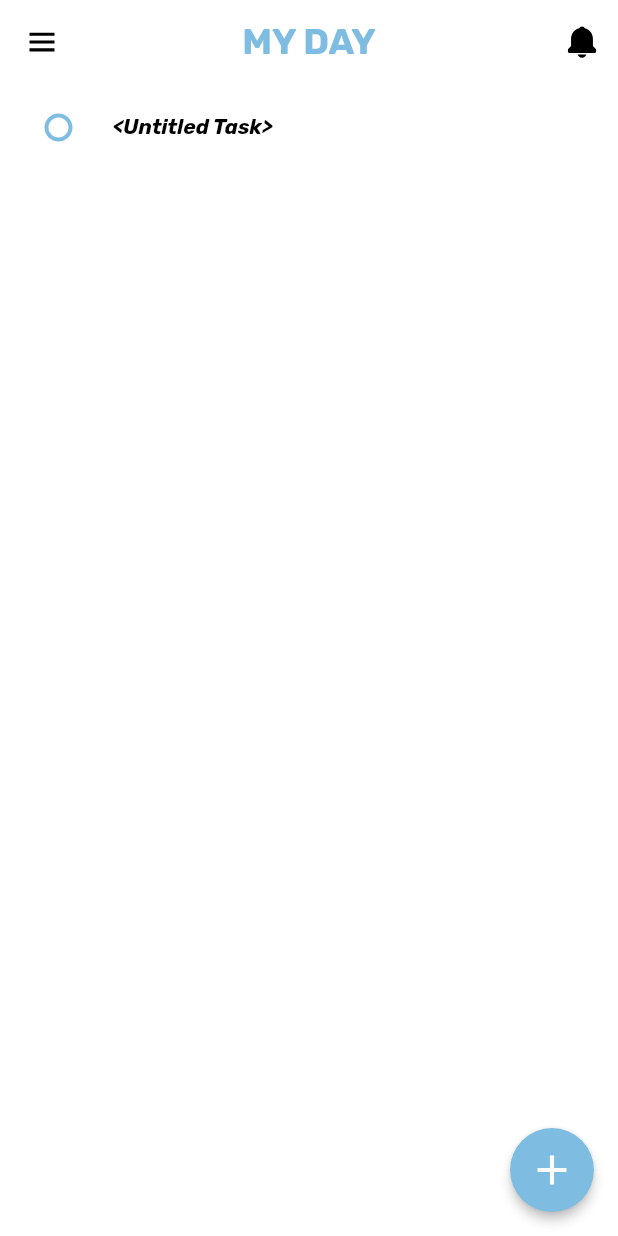
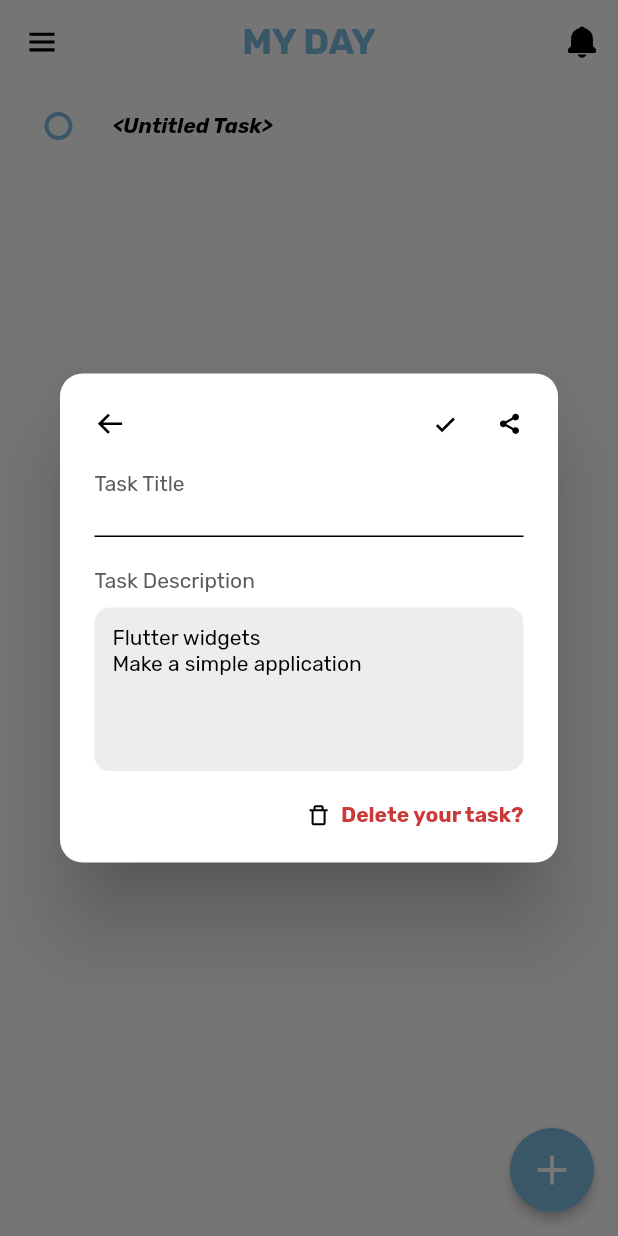
Before and after one commit to GoldyNajma/my_day, a Flutter app: the HomeScreen screen opened directly, after a tap on "<Untitled Task>", on a phone screen of 412 x 824 dp. Run offline on Flutter 3.47's test engine with Material 2 defaults, Android fonts, the phone set to English and light mode, and no system bars; our stand-ins replace firebase_core, firebase_messaging, flutter_boxicons; accounts and stored records are empty.

Commit message:
Implements drawer UI and add/edit task dialog UI

```diff
--- a/lib/common/theme.dart
+++ b/lib/common/theme.dart
@@ -3,12 +3,15 @@ import 'package:flutter/material.dart';
 import 'my_day_colors.dart';
 
 ThemeData getThemeData() => ThemeData(
+  accentColor: MyDayColors.blue,
   appBarTheme: _getAppBarTheme(),
-  accentColor: MyDayColors.blue,
   cardColor: MyDayColors.brightGrey,
   cardTheme: _getCardTheme(),
+  dialogBackgroundColor: MyDayColors.white,
+  dialogTheme: _getDialogTheme(),
   errorColor: MyDayColors.red,
   fontFamily: 'Rubik',
+  iconTheme: _getIconTheme(),
   primaryColor: MyDayColors.white,
   scaffoldBackgroundColor: MyDayColors.white,
   textSelectionTheme: _getTextSelectionTheme(),
@@ -16,8 +19,14 @@ ThemeData getThemeData() => ThemeData(
     displayColor: MyDayColors.black,
     bodyColor: MyDayColors.black,
   ),
-  dialogBackgroundColor: MyDayColors.white,
-  iconTheme: _getIconTheme(),
+);
+
+DialogTheme _getDialogTheme() => const DialogTheme(
+  backgroundColor: MyDayColors.white,
+  shape: const RoundedRectangleBorder(
+    borderRadius: const BorderRadius.all(Radius.circular(15)),
+    side: BorderSide.none,
+  ),
 );
 
 IconThemeData _getIconTheme() => const IconThemeData(
--- /dev/null
+++ b/lib/data/models/user.dart
@@ -0,0 +1,27 @@
+class User {
+  final int id;
+  final String name;
+  final String email;
+  final String? fcmToken;
+
+  User({
+    required this.id,
+    required this.name,
+    required this.email,
+    this.fcmToken,
+  });
+
+  factory User.fromJson(Map<String, dynamic> json) => User(
+    id: json['id'],
+    name: json['name'],
+    email: json['email'],
+    fcmToken: json['fcm_token'],
+  );
+
+  Map<String, dynamic> toJson() => {
+    'id': this.id,
+    'name': this.name,
+    'email': this.email,
+    'fcm_token': this.fcmToken,
+  };
+}
--- a/lib/modules/home/home_screen.dart
+++ b/lib/modules/home/home_screen.dart
@@ -3,9 +3,11 @@ import 'dart:math';
 import 'package:flutter/material.dart';
 import 'package:flutter_boxicons/flutter_boxicons.dart';
 import 'package:my_day/data/models/task.dart';
+import 'package:my_day/modules/home/widgets/drawer/my_day_drawer.dart';
 import 'package:my_day/modules/home/widgets/no_task_widget.dart';
 import 'package:my_day/utils/widgets/my_day_main_app_bar.dart';
 import 'package:my_day/utils/widgets/my_day_task_item.dart';
+import 'package:my_day/utils/widgets/task_dialog/my_day_task_dialog.dart';
 
 class HomeScreen extends StatelessWidget {
   const HomeScreen({ Key? key }) : super(key: key);
@@ -48,9 +50,18 @@ class HomeScreen extends StatelessWidget {
             )
         : ListView(
             children: unfinishedTasks.map((Task task) => InkWell(
-              onTap: (){ print('Tapped task id: ${task.id}'); },
+              onTap: () async {
+                bool? editTaskSubmitted = await showDialog<bool>(
+                  context: context,
+                  builder: (_) => MyDayTaskDialog(task: task),
+                );
+
+                if (!(editTaskSubmitted != null && editTaskSubmitted)) {
+                  print('Edit task canceled...');
+                }
+              },
               child: Padding(
-                padding: const EdgeInsets.symmetric(horizontal: 15, vertical: 5),
+                padding: const EdgeInsets.symmetric(horizontal: 15, vertical: 4),
                 child: MyDayTaskItem(
                   title: task.title,
                   checked: task.checked,
@@ -58,9 +69,19 @@ class HomeScreen extends StatelessWidget {
               ),
             )).toList()
           ),
+      drawer: const MyDayDrawer(),
       floatingActionButton: FloatingActionButton(
         elevation: 3,
-        onPressed: () {  },
+        onPressed: () async {
+          bool? newTaskSubmitted = await showDialog<bool>(
+            context: context,
+            builder: (_) => MyDayTaskDialog()
+          );
+
+          if (!(newTaskSubmitted != null && newTaskSubmitted)) {
+            print('Empty task discarded...');
+          }
+        },
         backgroundColor: themeData.accentColor,
         child: Icon(Boxicons.bx_plus,
           color: themeData.primaryColor,
--- /dev/null
+++ b/lib/modules/home/widgets/drawer/finished_task_navigation_widget.dart
@@ -0,0 +1,35 @@
+import 'package:flutter/material.dart';
+import 'package:flutter_boxicons/flutter_boxicons.dart';
+import 'package:my_day/common/my_day_colors.dart';
+
+class FinishedTaskNavigationWidget extends StatelessWidget {
+  const FinishedTaskNavigationWidget({ Key? key }) : super(key: key);
+
+  @override
+  Widget build(BuildContext context) {
+    TextTheme textTheme = Theme.of(context).textTheme;
+
+    return InkWell(
+      onTap: () { },
+      child: Column(
+        children: [
+          const SizedBox(height: 10),
+          Row(
+            children: [
+              Expanded(
+                child: Text('Finished Tasks', style: textTheme.bodyText2!.apply(
+                  color: MyDayColors.darkGrey,
+                )),
+              ),
+              const Icon(Boxicons.bx_right_arrow_alt,
+                size: 24,
+                color: MyDayColors.darkGrey,
+              ),
+            ],
+          ),
+          const SizedBox(height: 10),
+        ],
+      )
+    );
+  }
+}
--- /dev/null
+++ b/lib/modules/home/widgets/drawer/my_day_drawer.dart
@@ -0,0 +1,45 @@
+import 'package:flutter/material.dart';
+import 'package:my_day/common/my_day_colors.dart';
+import 'package:my_day/data/models/user.dart';
+
+import 'finished_task_navigation_widget.dart';
+import 'profile_widget.dart';
+import 'sign_out_button.dart';
+
+class MyDayDrawer extends StatelessWidget {
+  const MyDayDrawer({ Key? key }) : super(key: key);
+
+  User _getSampleUser() => User(
+    id: 1,
+    name: 'Goldy Najma',
+    email: 'najma.goldy354@gmail.com',
+  );
+
+  @override
+  Widget build(BuildContext context) {
+    User user = _getSampleUser();
+
+    return SafeArea(
+      child: Drawer(
+        child: Padding(
+          padding: const EdgeInsets.all(20),
+          child: Column(
+            children: <Widget>[
+              ProfileWidget(username: user.name, email: user.email),
+              const SizedBox(height: 17),
+              const Divider(color: MyDayColors.black, thickness: 1),
+              const SizedBox(height: 18),
+              const FinishedTaskNavigationWidget(),
+              Expanded(
+                child: Container(
+                  alignment: Alignment.bottomCenter,
+                  child: const SignOutButton(),
+                ),
+              ),
+            ],
+          ),
+        ),
+      ),
+    );
+  }
+}
--- /dev/null
+++ b/lib/modules/home/widgets/drawer/profile_widget.dart
@@ -0,0 +1,52 @@
+import 'package:flutter/material.dart';
+
+class ProfileWidget extends StatelessWidget {
+  final String username;
+  final String email;
+
+  const ProfileWidget({
+    Key? key,
+    required this.username,
+    required this.email,
+  }) : super(key: key);
+
+  @override
+  Widget build(BuildContext context) {
+    final double imageSize = 55;
+    TextTheme textTheme = Theme.of(context).textTheme;
+
+    return IntrinsicHeight(
+      child: Row(
+        crossAxisAlignment: CrossAxisAlignment.stretch,
+        children: <Widget>[
+          Container(
+            alignment: Alignment.center,
+            child: ClipRRect(
+              borderRadius: BorderRadius.circular(imageSize * 0.5),
+              child: Image.asset('assets/images/default_profile_image.png',
+                fit: BoxFit.cover,
+                width: imageSize,
+                height: imageSize,
+              ),
+            ),
+          ),
+          const SizedBox(width: 8),
+          Expanded(
+            child: Column(
+              mainAxisAlignment: MainAxisAlignment.center,
+              children: <Widget>[
+                Text(this.username, style: textTheme.bodyText2!.apply(
+                  fontSizeDelta: -1,
+                )),
+                const SizedBox(height: 8),
+                Text(this.email, style: textTheme.overline!.apply(
+                  fontSizeDelta: -4,
+                )),
+              ],
+            ),
+          ),
+        ],
+      ),
+    );
+  }
+}
--- /dev/null
+++ b/lib/modules/home/widgets/drawer/sign_out_button.dart
@@ -0,0 +1,24 @@
+import 'package:flutter/material.dart';
+import 'package:my_day/modules/sign_in/sign_in_screen.dart';
+import 'package:my_day/utils/widgets/my_day_rounded_button.dart';
+
+class SignOutButton extends StatelessWidget {
+  const SignOutButton({ Key? key }) : super(key: key);
+
+  @override
+  Widget build(BuildContext context) {
+    ThemeData themeData = Theme.of(context);
+
+    return MyDayRoundedButton(
+      buttonColor: themeData.errorColor,
+      padding: const EdgeInsets.symmetric(horizontal: 31, vertical: 12),
+      text: 'Sign Out',
+      textSize: 14,
+      onPressed: () {
+        Navigator.pushAndRemoveUntil(context, MaterialPageRoute(
+          builder: (_) => const SignInScreen(),
+        ), (_) => false);
+      }
+    );
+  }
+}
--- a/lib/utils/widgets/my_day_main_app_bar.dart
+++ b/lib/utils/widgets/my_day_main_app_bar.dart
@@ -2,7 +2,6 @@ import 'package:flutter/material.dart';
 import 'package:flutter_boxicons/flutter_boxicons.dart';
 import 'package:my_day/common/my_day_colors.dart';
 import 'package:my_day/modules/notification/notification_screen.dart';
-import 'package:my_day/modules/sign_in/sign_in_screen.dart';
 
 class MyDayMainAppBar extends StatelessWidget implements PreferredSizeWidget {
   const MyDayMainAppBar({
@@ -12,14 +11,13 @@ class MyDayMainAppBar extends StatelessWidget implements PreferredSizeWidget {
   @override
   Widget build(BuildContext context) {
     TextTheme textTheme = Theme.of(context).textTheme;
+    ScaffoldState scaffoldState = Scaffold.of(context);
 
     return AppBar(
       leading: IconButton(
         icon: const Icon(Boxicons.bx_menu),
         onPressed: () {
-          Navigator.pushAndRemoveUntil(context, MaterialPageRoute(
-            builder: (_) => const SignInScreen(),
-          ), (_) => false);
+          scaffoldState.openDrawer();
         },
         iconSize: 25,
       ),
--- /dev/null
+++ b/lib/utils/widgets/task_dialog/my_day_task_description_field.dart
@@ -0,0 +1,40 @@
+import 'package:flutter/material.dart';
+import 'package:my_day/common/my_day_colors.dart';
+
+class MyDayTaskDescriptionField extends StatelessWidget {
+  final TextEditingController? controller;
+
+  const MyDayTaskDescriptionField({
+    Key? key,
+    this.controller,
+  }) : super(key: key);
+
+  @override
+  Widget build(BuildContext context) {
+    TextTheme textTheme = Theme.of(context).textTheme;
+
+    return Column(
+      crossAxisAlignment: CrossAxisAlignment.start,
+      mainAxisSize: MainAxisSize.min,
+      children: <Widget>[
+        Text('Task Description', style: textTheme.bodyText2!.apply(
+          color: MyDayColors.darkGrey,
+        )),
+        const SizedBox(height: 9),
+        Card(
+          child: TextField(
+            minLines: 5,
+            maxLines: null,
+            controller: controller,
+            keyboardType: TextInputType.multiline,
+            style: textTheme.bodyText2,
+            decoration: InputDecoration(
+              contentPadding: const EdgeInsets.all(12),
+              border: InputBorder.none,
+            ),
+          ),
+        ),
+      ],
+    );
+  }
+}
--- /dev/null
+++ b/lib/utils/widgets/task_dialog/my_day_task_dialog.dart
@@ -0,0 +1,128 @@
+import 'package:flutter/material.dart';
+import 'package:flutter_boxicons/flutter_boxicons.dart';
+import 'package:my_day/data/models/task.dart';
+import 'package:my_day/utils/widgets/task_dialog/my_day_task_description_field.dart';
+import 'package:my_day/utils/widgets/task_dialog/my_day_task_title_field.dart';
+
+class MyDayTaskDialog extends StatelessWidget {
+  final Task? task;
+  final TextEditingController _titleController;
+  final TextEditingController _descriptionController;
+
+  MyDayTaskDialog({
+    Key? key,
+    this.task,
+  }) :  _titleController = TextEditingController(text: task?.title),
+        _descriptionController = TextEditingController(text: task?.description),
+        super(key: key);
+
+  void _onCancelPressed(BuildContext context) {
+    print('_onCancelPressed');
+    Navigator.pop(context, false);
+  }
+
+  void _onSubmitPressed(BuildContext context) {
+    print('_onSubmitPressed');
+
+    String currentTitle = _titleController.text;
+    String currentDescription = _descriptionController.text;
+    bool submitTask = false;
+    print('currentTitle: $currentTitle');
+    print('currentDescription: $currentDescription');
+
+    if (currentTitle.isNotEmpty || currentDescription.isNotEmpty) {
+      submitTask = true;
+    }
+    Navigator.pop(context, submitTask);
+  }
+
+  void _onSharePressed(BuildContext context) {
+    print('_onSharePressed');
+  }
+
+  void _onDeletePressed(BuildContext context) {
+    print('_onDeletePressed');
+  }
+
+  Widget _buildDeleteTaskButton(BuildContext context) {
+    ThemeData themeData = Theme.of(context);
+
+    return GestureDetector(
+      onTap: () => _onDeletePressed(context),
+      child: Row(
+        mainAxisSize: MainAxisSize.min,
+        children: [
+          Icon(Boxicons.bx_trash_alt, size: 16),
+          const SizedBox(width: 7),
+          Text('Delete your task?', style: themeData.textTheme.bodyText1!.apply(
+            color: themeData.errorColor,
+          )),
+        ],
+      ),
+    );
+  }
+
+  @override
+  Widget build(BuildContext context) {
+    String initialTitle = _titleController.text;
+    String initialDescription = _descriptionController.text;
+    DialogTheme dialogTheme = Theme.of(context).dialogTheme;
+    List<Widget> dialogColumnChildren = [];
+    List<Widget> dialogActions = [GestureDetector(
+      onTap: () => _onSubmitPressed(context),
+      child: const Icon(Boxicons.bx_check, size: 21),
+    )];
+    bool initialValueIsNotEmpty = initialTitle.isNotEmpty || initialDescription.isNotEmpty;
+
+    print('initialTitle: $initialTitle');
+    print('initialDescription: $initialDescription');
+
+    if (initialValueIsNotEmpty) {
+      dialogActions.add(const SizedBox(width: 24));
+      dialogActions.add(GestureDetector(
+        onTap: () => _onSharePressed(context),
+        child: const Icon(Boxicons.bxs_share_alt, size: 18),
+      ));
+    }
+
+    dialogColumnChildren.addAll([
+      Row(children: [
+        GestureDetector(
+          onTap: () => _onCancelPressed(context),
+          child: const Icon(Boxicons.bx_arrow_back, size: 21),
+        ),
+        Expanded(child: Row(
+          crossAxisAlignment: CrossAxisAlignment.center,
+          mainAxisAlignment: MainAxisAlignment.end,
+          children: dialogActions,
+        )),
+      ]),
+      const SizedBox(height: 21),
+      MyDayTaskTitleField(controller: _titleController),
+      const SizedBox(height: 21),
+      MyDayTaskDescriptionField(controller: _descriptionController),
+    ]);
+
+    if (initialValueIsNotEmpty) {
+      dialogColumnChildren.add(const SizedBox(height: 21));
+      dialogColumnChildren.add(Row(
+        mainAxisAlignment: MainAxisAlignment.end,
+        children: [ _buildDeleteTaskButton(context), ],
+      ));
+    }
+
+    return Dialog(
+      backgroundColor: dialogTheme.backgroundColor,
+      shape: dialogTheme.shape,
+      child: SingleChildScrollView(
+        child: Padding(
+          padding: const EdgeInsets.all(23),
+          child: Column(
+            mainAxisSize: MainAxisSize.min,
+            children: dialogColumnChildren,
+          ),
+        ),
+      ),
+    );
+  }
+}
--- /dev/null
+++ b/lib/utils/widgets/task_dialog/my_day_task_title_field.dart
@@ -0,0 +1,44 @@
+import 'package:flutter/material.dart';
+import 'package:my_day/common/my_day_colors.dart';
+
+class MyDayTaskTitleField extends StatelessWidget {
+  final TextEditingController? controller;
+
+  const MyDayTaskTitleField({
+    Key? key,
+    this.controller,
+  }) : super(key: key);
+
+  InputBorder _buildInputBorder(Color color) => UnderlineInputBorder(
+    borderSide: BorderSide(color: color, width: 1),
+  );
+
+  @override
+  Widget build(BuildContext context) {
+    TextTheme textTheme = Theme.of(context).textTheme;
+    InputBorder normalInputBorder = _buildInputBorder(MyDayColors.black);
+
+    return Column(
+      crossAxisAlignment: CrossAxisAlignment.start,
+      mainAxisSize: MainAxisSize.min,
+      children: <Widget>[
+        Text('Task Title', style: textTheme.bodyText2!.apply(
+          color: MyDayColors.darkGrey,
+        )),
+        const SizedBox(height: 6),
+        TextField(
+          controller: controller,
+          keyboardType: TextInputType.text,
+          style: textTheme.bodyText2,
+          decoration: InputDecoration(
+            isDense: true,
+            contentPadding: const EdgeInsets.all(2),
+            border: normalInputBorder,
+            enabledBorder: normalInputBorder,
+            focusedBorder: normalInputBorder,
+          ),
+        ),
+      ],
+    );
+  }
+}
```
